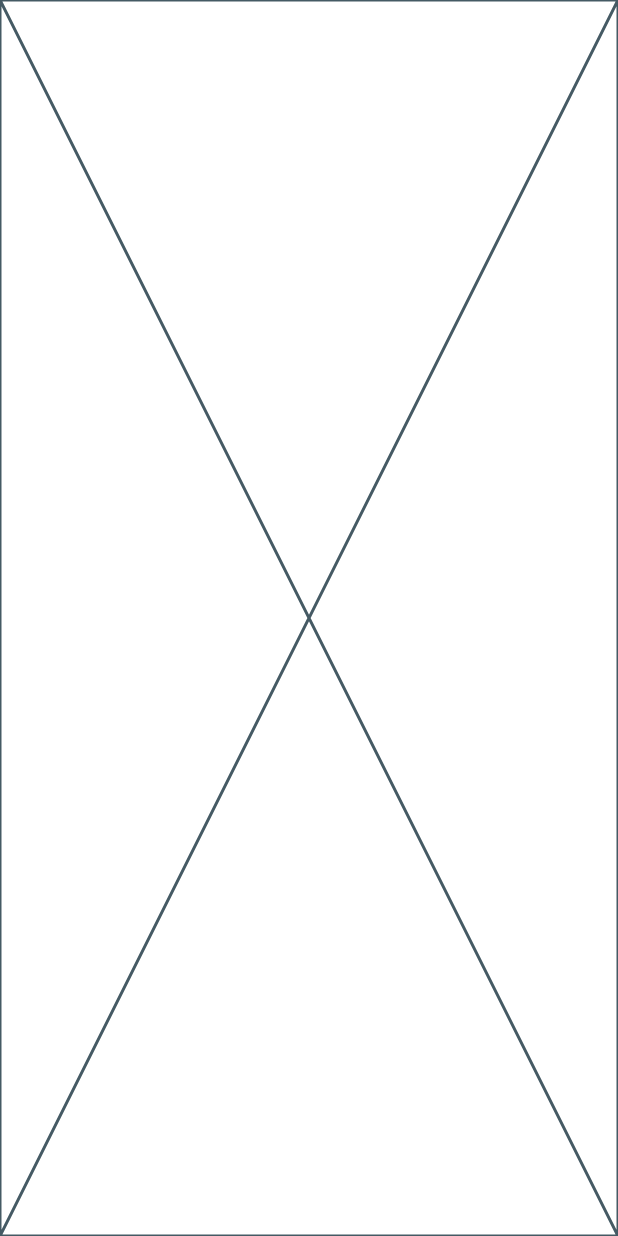
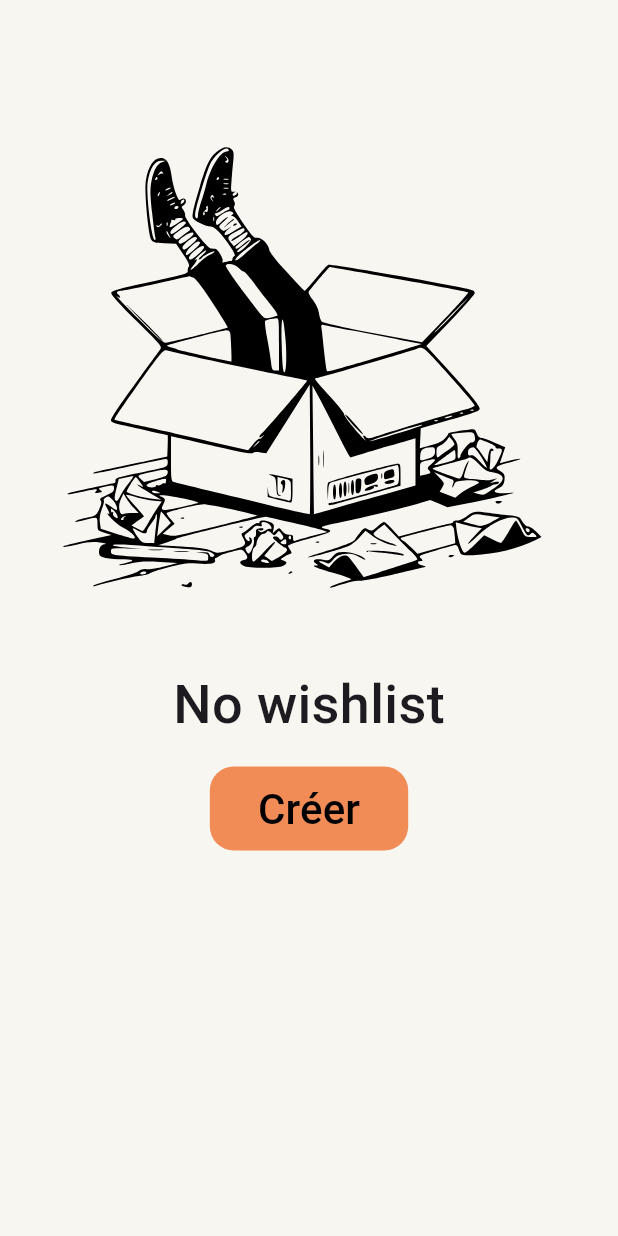
Before and after one commit to Raphael-Mssn/wishlist, a Flutter app: the screen it shows after launch, on a phone screen of 412 x 824 dp. Run offline on Flutter 3.47's test engine with Material 3 defaults, Android fonts, the phone set to English and light mode, and no system bars; our stand-ins replace equatable, flutter_svg, gap, google_fonts; generated files the repository leaves out were written again; Roboto replaces fonts that are missing (Truculenta).

Commit message:
feat: home screen with no wishlist

```diff
--- a/wishlist/lib/modules/view/home_screen.dart
+++ b/wishlist/lib/modules/view/home_screen.dart
@@ -1,10 +1,43 @@
 import 'package:flutter/material.dart';
+import 'package:flutter_svg/flutter_svg.dart';
+import 'package:gap/gap.dart';
+import 'package:google_fonts/google_fonts.dart';
+import 'package:wishlist/l10n/l10n.dart';
+import 'package:wishlist/shared/theme/widgets/primary_button.dart';
 
 class HomeScreen extends StatelessWidget {
   const HomeScreen({super.key});
 
   @override
   Widget build(BuildContext context) {
-    return const Placeholder();
+    final l10n = context.l10n;
+
+    return Scaffold(
+      body: SafeArea(
+        child: Center(
+          child: Column(
+            children: <Widget>[
+              const Gap(64),
+              SvgPicture.asset(
+                'assets/svg/no_wishlist.svg',
+              ),
+              const Gap(32),
+              Text(
+                l10n.no_wishlist,
+                style: GoogleFonts.truculenta(
+                  fontSize: 36,
+                  fontWeight: FontWeight.w500,
+                ),
+              ),
+              const Gap(16),
+              PrimaryButton(
+                text: l10n.create_button,
+                onPressed: () {},
+              ),
+            ],
+          ),
+        ),
+      ),
+    );
   }
 }
```
